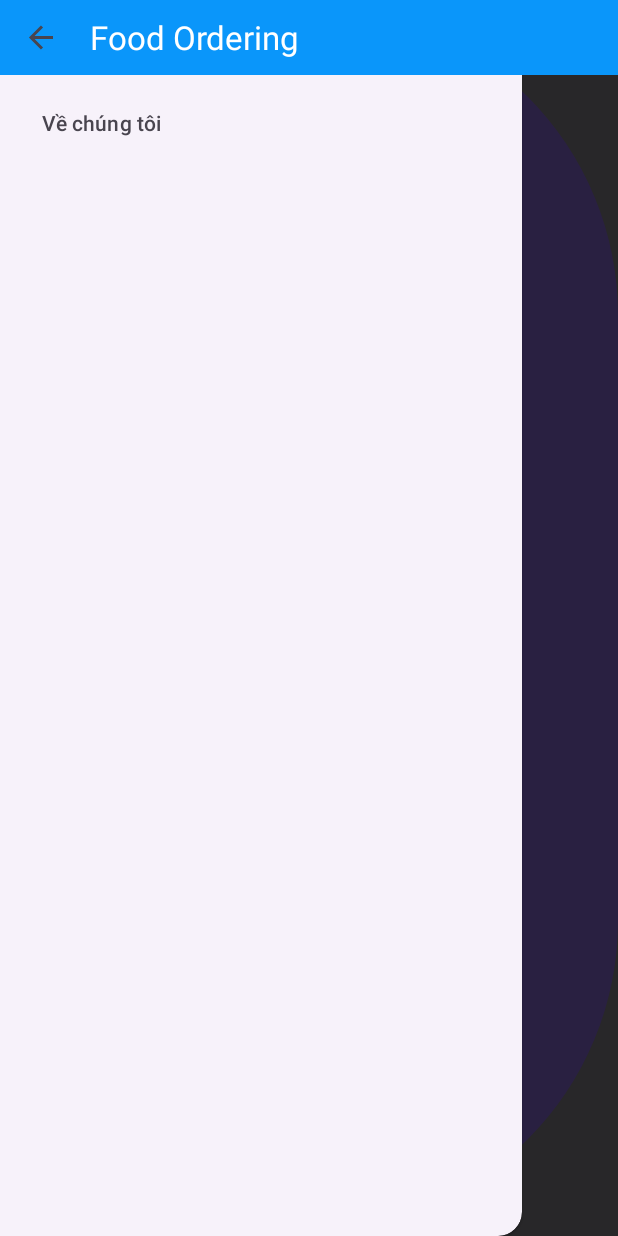
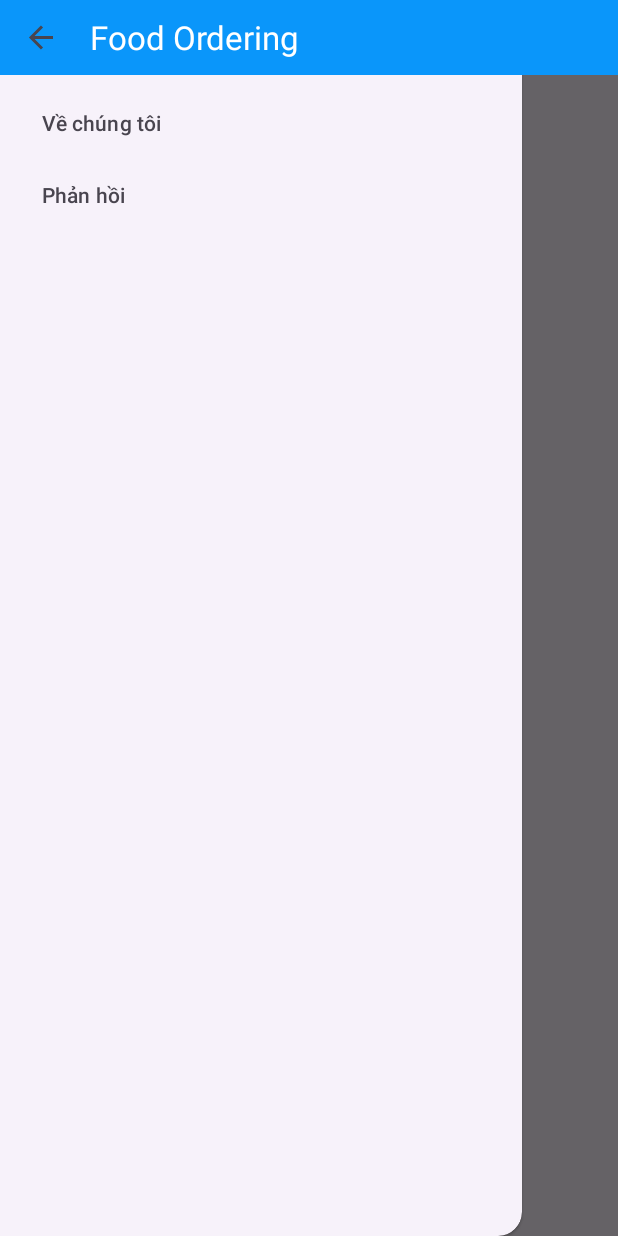
Before and after one commit to MarkjoinedGit/day-10-actions, an Android app: the screen it shows after launch (MainActivity), with the side drawer open, on a phone screen of 412 x 824 dp. Run offline under Robolectric (Android 15) with nearby library versions, the phone set to English and light mode, and no system bars; our stand-ins replace AdMob; libraries missing offline, so code that uses them is left out: org.chromium.net, org.java_websocket, org.java_websocket.client, org.java_websocket.handshake; pictures from the network do not load; 7 statements that could not run were skipped.

Commit message:
Done android app

```diff
--- a/Day_10_Actions_App/app/src/main/java/com/example/day_10_action_app/MainActivity.java
+++ b/Day_10_Actions_App/app/src/main/java/com/example/day_10_action_app/MainActivity.java
@@ -13,8 +13,11 @@
 import android.Manifest;
 import android.app.NotificationChannel;
 import android.app.NotificationManager;
-import android.content.Context;
+import android.app.PendingIntent;
 import android.content.Intent;
+import android.content.pm.ShortcutInfo;
+import android.content.pm.ShortcutManager;
+import android.graphics.drawable.Icon;
 import android.net.Uri;
 import android.os.Build;
 import android.os.Bundle;
@@ -23,12 +26,13 @@
 import android.view.View;
 
 import com.example.day_10_action_app.fragment.FoodOrderFragment;
-import com.example.day_10_action_app.fragment.MyItemRecyclerViewAdapter;
 import com.example.day_10_action_app.fragment.placeholder.PlaceholderContent;
 import com.example.day_10_action_app.socket.OrderSocket;
 import com.example.day_10_action_app.utility.ServerUtility;
 import com.google.android.gms.ads.identifier.AdvertisingIdClient;
+import com.google.android.material.dialog.MaterialAlertDialogBuilder;
 import com.google.android.material.navigation.NavigationView;
+import com.google.android.material.snackbar.Snackbar;
 
 import org.chromium.net.CronetEngine;
 import org.chromium.net.CronetException;
@@ -40,17 +44,19 @@
 import org.json.JSONException;
 import org.json.JSONObject;
 
-import java.io.IOException;
 import java.nio.ByteBuffer;
+import java.nio.charset.StandardCharsets;
+import java.util.Collections;
 import java.util.List;
 import java.util.concurrent.Executors;
 
 public class MainActivity extends AppCompatActivity implements NavigationView.OnNavigationItemSelectedListener{
 
     private OrderSocket orderSocket;
-    private int FOOD_NAME_INDEX = 0;
-    private int FOOD_NAME_COUNT = 2;
+    private final int FOOD_NAME_INDEX = 0;
+    private final int FOOD_NAME_COUNT = 2;
 
+    @RequiresApi(api = Build.VERSION_CODES.N_MR1)
     @Override
     protected void onCreate(Bundle savedInstanceState) {
         super.onCreate(savedInstanceState);
@@ -67,8 +73,14 @@
 
         NavigationView navView = findViewById(R.id.nav_view);
         navView.setNavigationItemSelectedListener(this);
+
+        Runnable addShortcutRunnable = createShortcutAboutUs();
+
+        // Tạo một luồng công việc mới và chạy Runnable trên đó
+        new Thread(addShortcutRunnable).start();
     }
 
+    @RequiresApi(api = Build.VERSION_CODES.TIRAMISU)
     @Override
     protected void onStart() {
         super.onStart();
@@ -79,10 +91,7 @@
             manager.createNotificationChannel(channel);
         }
 
-        fetchAdvertisingId(new AdsIdCallback() {
-            @RequiresApi(api = Build.VERSION_CODES.TIRAMISU)
-            @Override
-            public void onAdsIdReceived(String adsId) {
+        fetchAdvertisingId(adsId -> {
             orderSocket = new OrderSocket(ServerUtility.getSocketUrl() + "getOrder", adsId);
             orderSocket.connect((msg) -> {
                 //Log.i("ws", msg);
@@ -97,12 +106,30 @@
                 if (ActivityCompat.checkSelfPermission(MainActivity.this, Manifest.permission.POST_NOTIFICATIONS) == 0)
                     manager.notify(1, builder.build());
             });
-            }
         });
     }
 
     public interface AdsIdCallback {
         void onAdsIdReceived(String adsId) throws JSONException;
+    }
+
+    @RequiresApi(api = Build.VERSION_CODES.N_MR1)
+    public Runnable createShortcutAboutUs() {
+        return () -> {
+            Intent aboutIntent = new Intent(MainActivity.this, AboutUsActivity.class);
+            aboutIntent.setAction(Intent.ACTION_MAIN);
+            aboutIntent.addCategory(Intent.CATEGORY_LAUNCHER);
+
+            PendingIntent pendingIntent = PendingIntent.getActivity(MainActivity.this, 0, aboutIntent, PendingIntent.FLAG_IMMUTABLE);
+
+            ShortcutInfo shortcutInfo = new ShortcutInfo.Builder(MainActivity.this, "about_shortcut")
+                    .setShortLabel("Về chúng tôi")
+                    .setIcon(Icon.createWithResource(MainActivity.this, R.mipmap.ic_launcher))
+                    .setIntent(aboutIntent)
+                    .build();
+            ShortcutManager shortcutManager = getSystemService(ShortcutManager.class);
+            shortcutManager.setDynamicShortcuts(Collections.singletonList(shortcutInfo));
+        };
     }
 
     public void fetchAdvertisingId(final AdsIdCallback callback) {
@@ -139,6 +166,40 @@
     public void openUrl(View view) {
         Intent urlIntent = new Intent(Intent.ACTION_VIEW, Uri.parse("tel:12345678"));
         startActivity(urlIntent);
+    }
+
+    public void onConfirmPlaceOrder(View view) {
+        FoodOrderFragment fragment = (FoodOrderFragment) getSupportFragmentManager().findFragmentById(R.id.food_list);
+
+        if (fragment != null) {
+            List<PlaceholderContent.PlaceholderItem> items = fragment.getItems();
+            Log.i("items", items.toString());
+            StringBuilder listItem = new StringBuilder();
+            for (PlaceholderContent.PlaceholderItem item : items) {
+                int count = Integer.parseInt(item.foodDetail.get(FOOD_NAME_COUNT));
+                if (count > 0) {
+                    listItem.append(item.foodDetail.get(FOOD_NAME_INDEX)).append(" x").append(item.foodDetail.get(FOOD_NAME_COUNT)).append(" \n");
+                }
+            }
+            MaterialAlertDialogBuilder builder =
+                    new MaterialAlertDialogBuilder(this)
+                            .setTitle("Confirm your order")
+                            .setMessage(listItem)
+                            .setPositiveButton("Yes", (dialog, which) -> {
+                                        try {
+                                            onPlaceOrder(view);
+                                        } catch (JSONException e) {
+                                            throw new RuntimeException(e);
+                                        }
+                                    }
+                            )
+                            .setNegativeButton("No", (dialog, which) -> getSnackBar());
+            builder.show();
+        }
+    }
+
+    private void getSnackBar() {
+        Snackbar.make(findViewById(R.id.MainLayout), "Cancel order", Snackbar.LENGTH_LONG).show();
     }
 
     public void onPlaceOrder(View view) throws JSONException {
@@ -204,9 +265,8 @@
         CronetEngine.Builder builder = new CronetEngine.Builder(this.getBaseContext());
         CronetEngine engine = builder.build();
 
-        try {
         UploadDataProvider provider = UploadDataProviders.create(
-                    orderJson.toString().getBytes("UTF-8"));
+                orderJson.toString().getBytes(StandardCharsets.UTF_8));
 
         UrlRequest request = engine.newUrlRequestBuilder(
                         ServerUtility.getServerUrl() + "submit_order",
@@ -218,14 +278,14 @@
                 .build();
 
         request.start();
-        } catch (IOException e) {
-            e.printStackTrace();
-        }
     }
     @Override
     public boolean onNavigationItemSelected(@NonNull MenuItem item) {
         if (item.getItemId() == R.id.about_us) {
             startActivity(new Intent(this, AboutUsActivity.class));
+        } else if (item.getItemId() == R.id.feedback) {
+            Intent urlIntent = new Intent(Intent.ACTION_VIEW, Uri.parse("mailto:foodorder@cntt.io"));
+            startActivity(urlIntent);
         }
         return false;
     }
--- a/Day_10_Actions_App/app/src/main/java/com/example/day_10_action_app/utility/ServerUtility.java
+++ b/Day_10_Actions_App/app/src/main/java/com/example/day_10_action_app/utility/ServerUtility.java
@@ -7,7 +7,7 @@
 
 public class ServerUtility {
 
-    private static String ip = "172.16.1.189:8080";
+    private static String ip = "10.0.130.144:8080";
     private static String server_url = "http://"+ip+"/";
     private static String ws_url = "ws://"+ip+"/";
 
--- a/Day_10_Actions_App/app/src/main/res/layout/activity_main.xml
+++ b/Day_10_Actions_App/app/src/main/res/layout/activity_main.xml
@@ -5,11 +5,16 @@
     xmlns:tools="http://schemas.android.com/tools"
     android:layout_width="match_parent"
     android:layout_height="match_parent"
-    tools:context=".MainActivity">
+    tools:context=".MainActivity"
+    android:id="@+id/MainLayout">
     <androidx.drawerlayout.widget.DrawerLayout
         android:layout_width="match_parent"
         android:layout_height="match_parent"
         android:id="@+id/drawer">
+        <androidx.constraintlayout.widget.ConstraintLayout
+            android:layout_width="match_parent"
+            android:layout_height="match_parent">
+
             <androidx.fragment.app.FragmentContainerView
                 android:id="@+id/food_list"
                 android:layout_width="match_parent"
@@ -17,6 +22,7 @@
                 app:layout_constraintTop_toTopOf="parent"
                 app:layout_constraintBottom_toTopOf="@+id/button"
                 android:name="com.example.day_10_action_app.fragment.FoodOrderFragment"/>
+
             <Button
                 android:id="@+id/button"
                 android:layout_width="200dp"
@@ -25,7 +31,11 @@
                 app:layout_constraintBottom_toBottomOf="parent"
                 app:layout_constraintEnd_toEndOf="parent"
                 app:layout_constraintStart_toStartOf="parent"
-            android:onClick="onPlaceOrder"/>
+                android:onClick="onConfirmPlaceOrder"/>
+
+        </androidx.constraintlayout.widget.ConstraintLayout>
+
+
         <com.google.android.material.navigation.NavigationView
             android:layout_width="match_parent"
             android:layout_height="match_parent"
@@ -34,6 +44,7 @@
             android:layout_gravity="start"
             android:paddingTop="50dp"
             android:id="@+id/nav_view">
+
 
         </com.google.android.material.navigation.NavigationView>
     </androidx.drawerlayout.widget.DrawerLayout>
--- a/Day_10_Actions_App/app/src/main/res/menu/navigation.xml
+++ b/Day_10_Actions_App/app/src/main/res/menu/navigation.xml
@@ -4,5 +4,8 @@
         <item
             android:id="@+id/about_us"
             android:title="Về chúng tôi"/>
+        <item
+            android:id="@+id/feedback"
+            android:title="Phản hồi"/>
     </group>
 </menu>
```
Also changed, not shown: 2 other files. Lines whose indentation alone changed are shown as unchanged.
